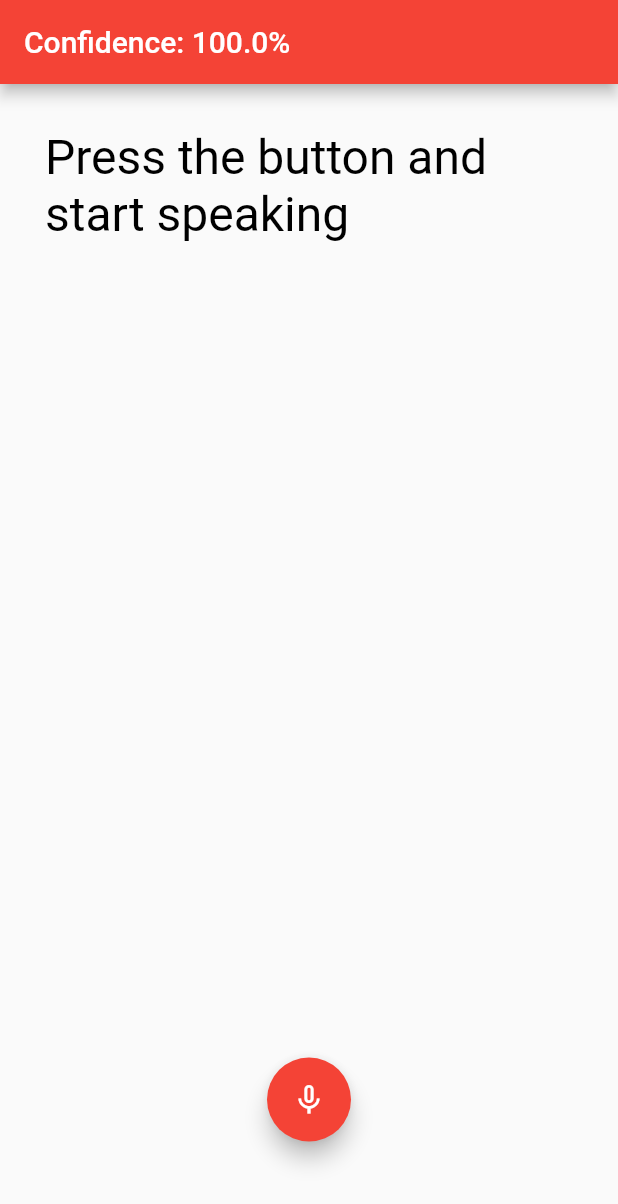
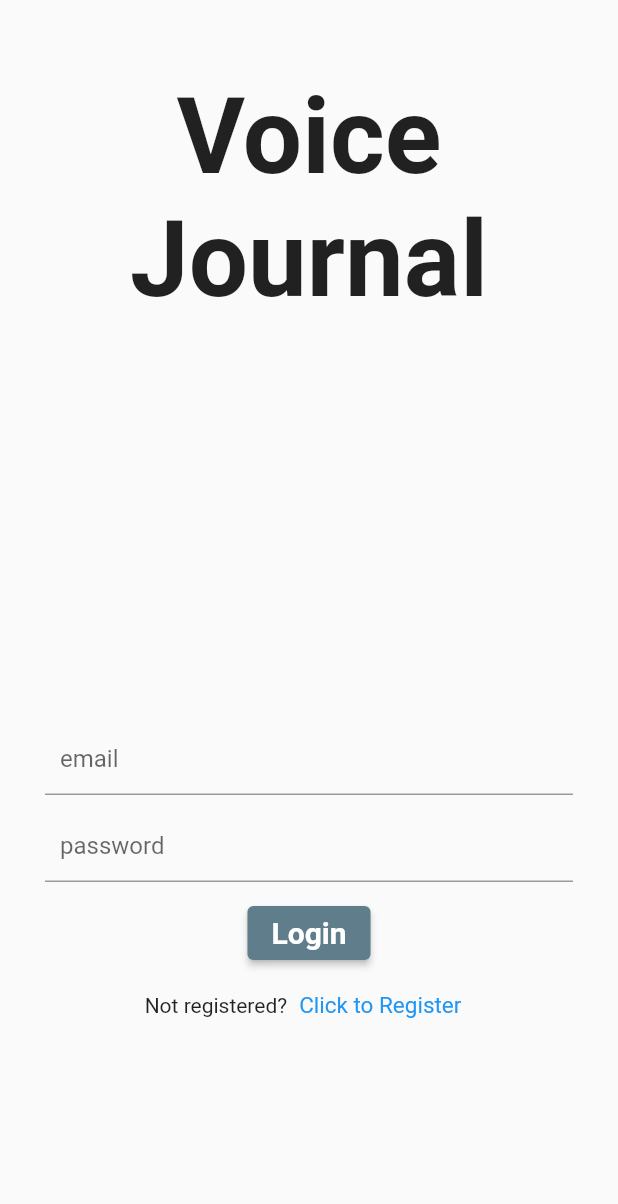
Before and after one commit to enzonjagi/Voice_Journalling_Assistant, a Flutter app: the screen it shows after launch, on a phone screen of 412 x 824 dp. Shown: the top 1204 px of the screen. Run offline on Flutter 3.47's test engine with Material 2 defaults, Android fonts, the phone set to English and light mode, and no system bars; drawn by our look-alikes of avatar_glow; our stand-ins replace bloc, equatable, speech_to_text; missing offline and left inert: highlight_text.

Commit message:
UI halfway done; working on functionality

```diff
--- /dev/null
+++ b/fluttercode/voice_journalling/lib/auth/login.dart
@@ -0,0 +1,89 @@
+import 'package:flutter/material.dart';
+import 'package:voice_journalling/auth/register.dart';
+import 'package:voice_journalling/journal_list.dart';
+
+class Login extends StatelessWidget {
+  const Login({Key? key}) : super(key: key);
+
+  @override
+  Widget build(BuildContext context) {
+    return Scaffold(
+      body: Container(
+          padding: EdgeInsets.fromLTRB(30.0, 30.0, 30.0, 130.0),
+          child: Column(
+            children: [
+              Padding(
+                padding: const EdgeInsets.all(20.0),
+                child: Text(
+                  'Voice Journal',
+                  textAlign: TextAlign.center,
+                  style: TextStyle(
+                    fontSize: 70,
+                    fontWeight: FontWeight.bold,
+                  ),
+                ),
+              ),
+              Spacer(
+                flex: 10,
+              ),
+              TextFormField(
+                decoration: InputDecoration(
+                  hintText: 'email',
+                  contentPadding: EdgeInsets.all(10),
+                ),
+              ),
+              SizedBox(
+                height: 10,
+              ),
+              TextFormField(
+                decoration: InputDecoration(
+                  hintText: 'password',
+                  contentPadding: EdgeInsets.all(10),
+                ),
+                obscureText: true,
+              ),
+              SizedBox(
+                height: 10,
+              ),
+              ElevatedButton(
+                onPressed: () {
+                  Navigator.push(
+                    context,
+                    MaterialPageRoute(builder: (context) => JournalHome()),
+                  );
+                },
+                child: Text(
+                  'Login',
+                  style: TextStyle(fontSize: 20, fontWeight: FontWeight.bold),
+                ),
+              ),
+              Row(
+                mainAxisAlignment: MainAxisAlignment.center,
+                children: [
+                  Text('Not registered?'),
+                  TextButton(
+                    style: ButtonStyle(
+                      foregroundColor:
+                          MaterialStateProperty.all<Color>(Colors.blue),
+                    ),
+                    onPressed: () {
+                      Navigator.push(
+                        context,
+                        MaterialPageRoute(builder: (context) => Register()),
+                      );
+                    },
+                    child: Text(
+                      'Click to Register',
+                      style: TextStyle(
+                        fontSize: 15,
+                        fontWeight: FontWeight.normal,
+                      ),
+                    ),
+                  ),
+                ],
+              )
+            ],
+          )),
+    );
+  }
+}
--- a/fluttercode/voice_journalling/lib/main.dart
+++ b/fluttercode/voice_journalling/lib/main.dart
@@ -1,4 +1,6 @@
 import 'package:flutter/material.dart';
+import 'package:voice_journalling/auth/login.dart';
+import 'package:voice_journalling/journal_list.dart';
 import 'package:voice_journalling/speech_screen.dart';
 
 void main() {
@@ -12,10 +14,10 @@ class MyApp extends StatelessWidget {
     return MaterialApp(
       title: 'Voice Journal',
       theme: ThemeData(
-        primarySwatch: Colors.red,
+        primarySwatch: Colors.blueGrey,
         visualDensity: VisualDensity.adaptivePlatformDensity,
       ),
-      home: SpeechScreen(),
+      home: Login(),
       debugShowCheckedModeBanner: false,
     );
   }
--- a/fluttercode/voice_journalling/lib/speech_screen.dart
+++ b/fluttercode/voice_journalling/lib/speech_screen.dart
@@ -1,7 +1,5 @@
 import 'package:avatar_glow/avatar_glow.dart';
 import 'package:flutter/material.dart';
-import 'dart:core';
-
 import 'package:highlight_text/highlight_text.dart';
 import 'package:speech_to_text/speech_to_text.dart' as stt;
 
@@ -68,6 +66,12 @@ class _SpeechScreenState extends State<SpeechScreen> {
     ),
   };
 
+  dynamic _date;
+  final Map<String, String> _recordedJournal = {
+    'Title': 'ShouldbeDatetime',
+    'Text': ' ',
+  };
+
   late stt.SpeechToText _speech;
   bool _isListening = false;
   String _text = 'Press the button and start speaking';
@@ -83,18 +87,18 @@ class _SpeechScreenState extends State<SpeechScreen> {
   Widget build(BuildContext context) {
     return Scaffold(
       appBar: AppBar(
-        title: Text('Confidence: ${(_confidence * 100.0).toStringAsFixed(1)}%'),
+        title: Text('Record New Journal'),
       ),
       floatingActionButtonLocation: FloatingActionButtonLocation.centerFloat,
       floatingActionButton: AvatarGlow(
-        animate: _isListening,
+        animate: true, //_isListening,
         glowColor: Theme.of(context).primaryColor,
         endRadius: 75.0,
         duration: const Duration(milliseconds: 2000),
         repeatPauseDuration: const Duration(milliseconds: 100),
         repeat: true,
         child: FloatingActionButton(
-          onPressed: _listen,
+          onPressed: () {}, //_listen,
           child: Icon(_isListening ? Icons.mic : Icons.mic_none),
         ),
       ),
@@ -127,6 +131,7 @@ class _SpeechScreenState extends State<SpeechScreen> {
         _speech.listen(
           onResult: (val) => setState(() {
             _text = val.recognizedWords;
+            _date = DateTime.now();
             if (val.hasConfidenceRating && val.confidence > 0) {
               _confidence = val.confidence;
             }
--- a/fluttercode/voice_journalling/pubspec.yaml
+++ b/fluttercode/voice_journalling/pubspec.yaml
@@ -38,9 +38,10 @@ dependencies:
   # Local cache
   # shared_preferences: ^0.5.3+4
   # speech_recognition: ^0.3.0+1
-  speech_to_text: ^2.3.0
+  speech_to_text: ^5.4.3
   highlight_text: ^0.7.2
-  avatar_glow: ^1.2.0
+  avatar_glow: ^2.0.2
+
 
 dev_dependencies:
   flutter_test:
```
Also changed, not shown: fluttercode/voice_journalling/lib/auth/register.dart (added, +97 -0 lines), fluttercode/voice_journalling/lib/journal_list.dart (added, +67 -0 lines), fluttercode/voice_journalling/lib/list_items.dart (added, +42 -0 lines), fluttercode/voice_journalling/lib/sample_journalling.dart (added, +98 -0 lines), fluttercode/voice_journalling/lib/cleancode/features/auth/presentation/bloc/auth_bloc.dart (renamed from fluttercode/voice_journalling/lib/features/auth/presentation/bloc/auth_bloc.dart), fluttercode/voice_journalling/lib/cleancode/features/auth/presentation/bloc/auth_event.dart (renamed from fluttercode/voice_journalling/lib/features/auth/presentation/bloc/auth_event.dart), fluttercode/voice_journalling/lib/cleancode/features/auth/presentation/bloc/auth_state.dart (renamed from fluttercode/voice_journalling/lib/features/auth/presentation/bloc/auth_state.dart), fluttercode/voice_journalling/lib/cleancode/features/conversation/presentation/bloc/conversation_bloc.dart (renamed from fluttercode/voice_journalling/lib/features/conversation/presentation/bloc/conversation_bloc.dart), fluttercode/voice_journalling/lib/cleancode/features/conversation/presentation/bloc/conversation_event.dart (renamed from fluttercode/voice_journalling/lib/features/conversation/presentation/bloc/conversation_event.dart), fluttercode/voice_journalling/lib/cleancode/features/conversation/presentation/bloc/conversation_state.dart (renamed from fluttercode/voice_journalling/lib/features/conversation/presentation/bloc/conversation_state.dart), fluttercode/voice_journalling/lib/cleancode/features/journal_entry/presentation/bloc/journal_entry_bloc.dart (renamed from fluttercode/voice_journalling/lib/features/journal_entry/presentation/bloc/journal_entry_bloc.dart), fluttercode/voice_journalling/lib/cleancode/features/journal_entry/presentation/bloc/journal_entry_event.dart (renamed from fluttercode/voice_journalling/lib/features/journal_entry/presentation/bloc/journal_entry_event.dart), fluttercode/voice_journalling/lib/cleancode/features/journal_entry/presentation/bloc/journal_entry_state.dart (renamed from fluttercode/voice_journalling/lib/features/journal_entry/presentation/bloc/journal_entry_state.dart), fluttercode/voice_journalling/pubspec.lock, 2 other files.
